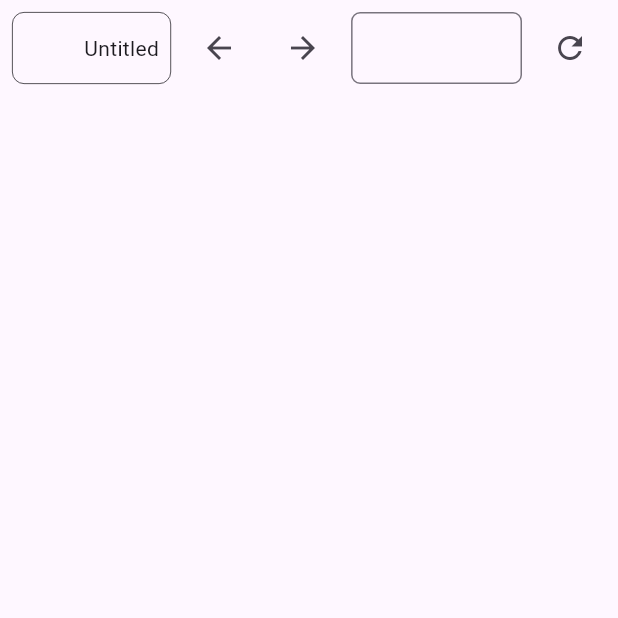
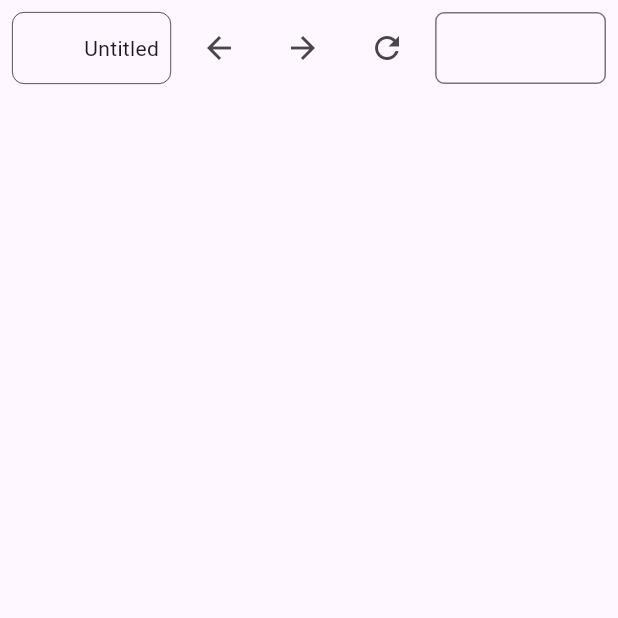
Before and after one commit to ricardoboss/fluttex, a Flutter app: the screen it shows after launch, on a phone screen of 412 x 824 dp, the top half of it. Run offline on Flutter 3.47's test engine with Material 3 defaults, Android fonts, the light colour scheme and no system bars; our stand-ins replace event_bus, flutter_svg; missing offline and left inert: syntax_highlight.

Commit message:
Move refresh button left of the address bar and limit title length

```diff
--- a/lib/widgets/browser_ui.dart
+++ b/lib/widgets/browser_ui.dart
@@ -95,6 +95,11 @@ class _BrowserUiState extends State<BrowserUi> {
                       onPressed: () => commandBus.fire(const ForwardCommand()),
                     ),
                     const SizedBox(width: 8),
+                    IconButton(
+                      icon: const Icon(Icons.refresh),
+                      onPressed: () => commandBus.fire(const ReloadCommand()),
+                    ),
+                    const SizedBox(width: 8),
                     Expanded(
                       child: TextFormField(
                         controller: _uriController,
@@ -109,11 +114,6 @@ class _BrowserUiState extends State<BrowserUi> {
                         },
                         textInputAction: TextInputAction.go,
                       ),
-                    ),
-                    const SizedBox(width: 8),
-                    IconButton(
-                      icon: const Icon(Icons.refresh),
-                      onPressed: () => commandBus.fire(const ReloadCommand()),
                     ),
                   ],
                 ),
@@ -164,8 +164,12 @@ class _BrowserUiState extends State<BrowserUi> {
           ),
           Padding(
             padding: const EdgeInsets.only(top: 8.0, bottom: 8.0, right: 8.0),
-            child: Text(
-              _title ?? 'Untitled',
+            child: ConstrainedBox(
+              constraints: const BoxConstraints(maxWidth: 250),
+              child: Text(
+                _title ?? 'Untitled',
+                overflow: TextOverflow.ellipsis,
+              ),
             ),
           ),
         ],
```
